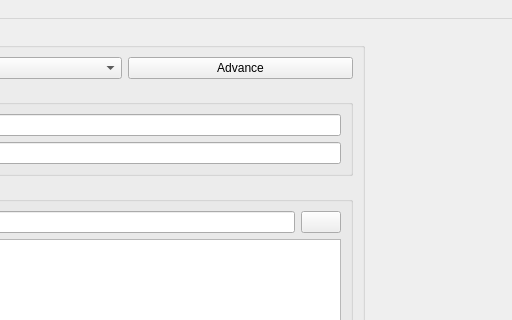
ckaus/EpiPy, file src/ui/mainwindow.ui: the form before one commit; both pictures show x 262 to 774 and y 0 to 320 of the 774 by 480 pixel window.
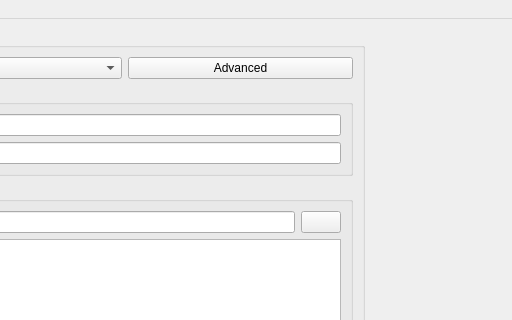
The form after the commit.

What changed in the file:
```diff
--- a/src/ui/mainwindow.ui
+++ b/src/ui/mainwindow.ui
@@ -60,7 +60,7 @@
           <item>
            <widget class="QPushButton" name="advanceButton">
             <property name="text">
-             <string>Advance</string>
+             <string>Advanced</string>
             </property>
            </widget>
           </item>
```
